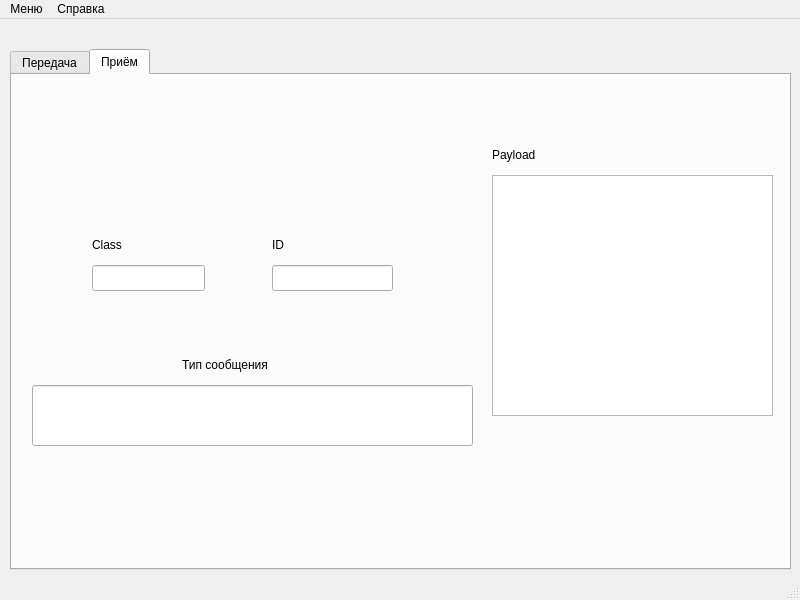
The window that gnsswindow.ui (Semyon1968/GNSS-receiver-imitator) describes before a commit, drawn with Qt 5.
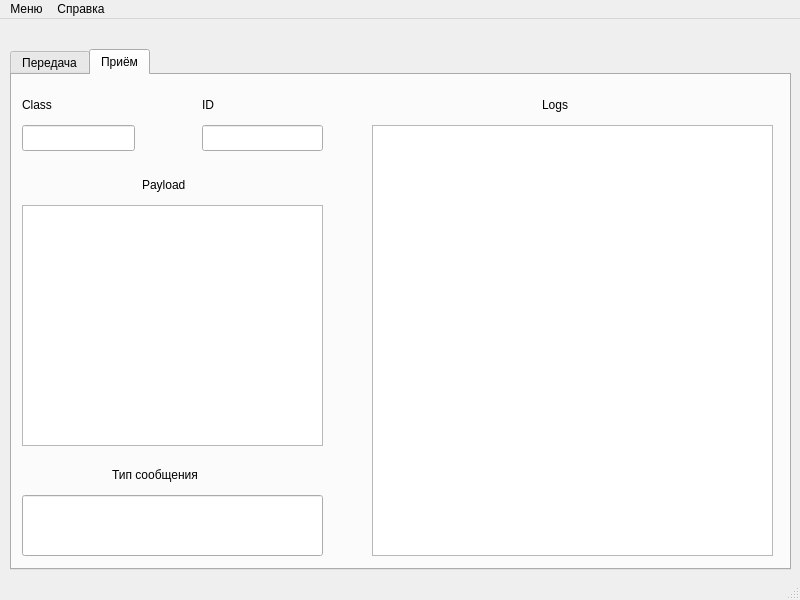
The same window after the commit.

Diff of the .ui file:
```diff
--- a/gnsswindow.ui
+++ b/gnsswindow.ui
@@ -129,9 +129,9 @@
      <widget class="QTextEdit" name="tePayloadReceiver">
       <property name="geometry">
        <rect>
-        <x>480</x>
-        <y>100</y>
-        <width>281</width>
+        <x>10</x>
+        <y>130</y>
+        <width>301</width>
         <height>241</height>
        </rect>
       </property>
@@ -139,8 +139,8 @@
      <widget class="QLineEdit" name="leIDReceiver">
       <property name="geometry">
        <rect>
-        <x>260</x>
-        <y>190</y>
+        <x>190</x>
+        <y>50</y>
         <width>121</width>
         <height>26</height>
        </rect>
@@ -149,8 +149,8 @@
      <widget class="QLineEdit" name="leClassReceiver">
       <property name="geometry">
        <rect>
-        <x>80</x>
-        <y>190</y>
+        <x>10</x>
+        <y>50</y>
         <width>113</width>
         <height>26</height>
        </rect>
@@ -162,8 +162,8 @@
      <widget class="QLabel" name="label_4">
       <property name="geometry">
        <rect>
-        <x>80</x>
-        <y>160</y>
+        <x>10</x>
+        <y>20</y>
         <width>111</width>
         <height>20</height>
        </rect>
@@ -181,8 +181,8 @@
      <widget class="QLabel" name="label_5">
       <property name="geometry">
        <rect>
-        <x>260</x>
-        <y>160</y>
+        <x>190</x>
+        <y>20</y>
         <width>101</width>
         <height>20</height>
        </rect>
@@ -194,9 +194,9 @@
      <widget class="QLabel" name="label_6">
       <property name="geometry">
        <rect>
-        <x>480</x>
-        <y>70</y>
-        <width>271</width>
+        <x>130</x>
+        <y>100</y>
+        <width>111</width>
         <height>20</height>
        </rect>
       </property>
@@ -207,9 +207,9 @@
      <widget class="QLineEdit" name="leNameReceiver">
       <property name="geometry">
        <rect>
-        <x>20</x>
-        <y>310</y>
-        <width>441</width>
+        <x>10</x>
+        <y>420</y>
+        <width>301</width>
         <height>61</height>
        </rect>
       </property>
@@ -217,8 +217,8 @@
      <widget class="QLabel" name="label_7">
       <property name="geometry">
        <rect>
-        <x>170</x>
-        <y>280</y>
+        <x>100</x>
+        <y>390</y>
         <width>111</width>
         <height>20</height>
        </rect>
@@ -227,6 +227,29 @@
        <string>Тип сообщения</string>
       </property>
      </widget>
+     <widget class="QTextEdit" name="teLogs">
+      <property name="geometry">
+       <rect>
+        <x>360</x>
+        <y>50</y>
+        <width>401</width>
+        <height>431</height>
+       </rect>
+      </property>
+     </widget>
+     <widget class="QLabel" name="label_8">
+      <property name="geometry">
+       <rect>
+        <x>530</x>
+        <y>20</y>
+        <width>111</width>
+        <height>20</height>
+       </rect>
+      </property>
+      <property name="text">
+       <string>Logs</string>
+      </property>
+     </widget>
     </widget>
    </widget>
   </widget>
```
